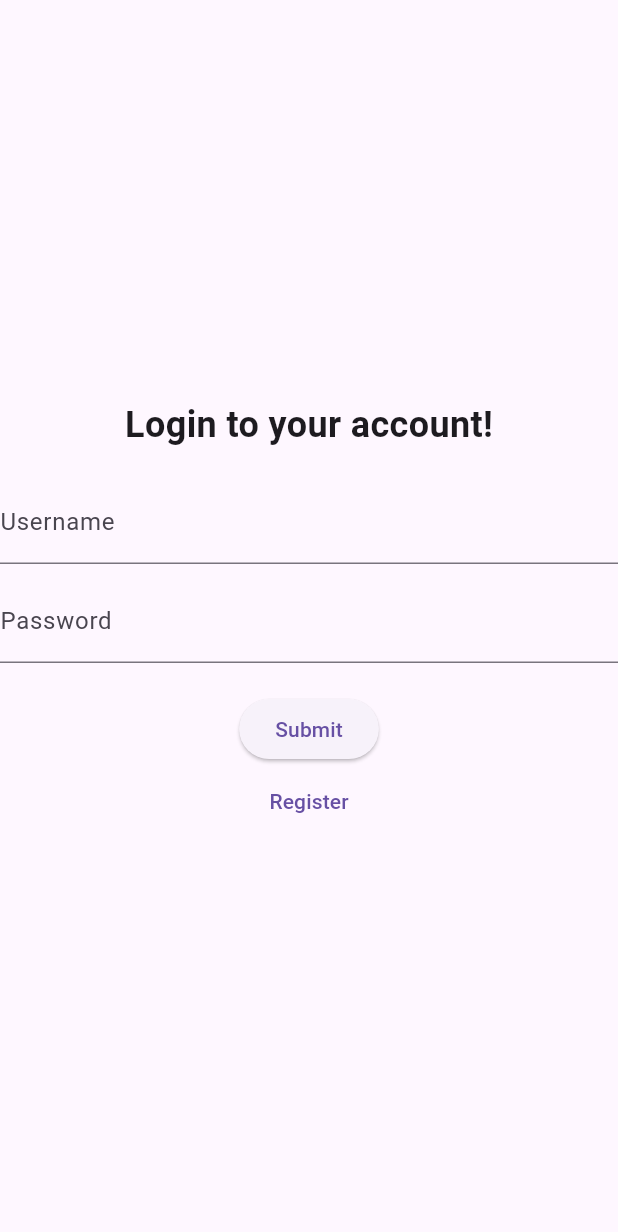
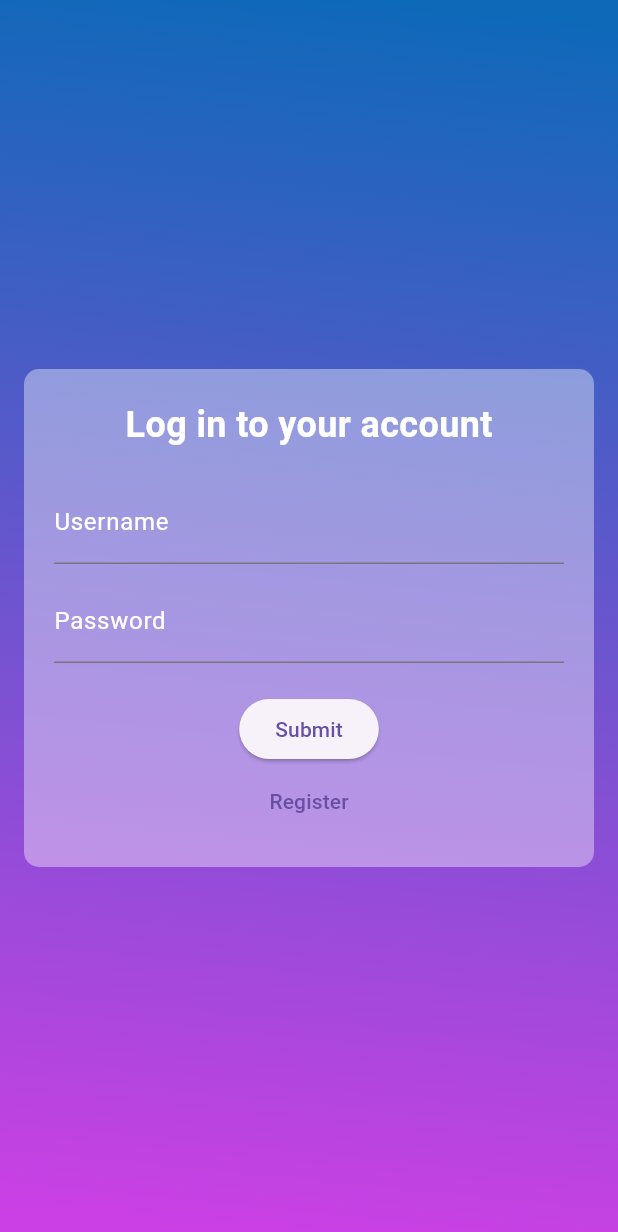
Before and after one commit to panowie-inzynierowie/Inzynierka, a Flutter app: the screen it shows after launch, on a phone screen of 412 x 824 dp. Shown: the top 1232 px of the screen. Run offline on Flutter 3.47's test engine with Material 3 defaults, Android fonts, the light colour scheme and no system bars; our stand-ins replace flutter_dotenv.

Commit message:
refactor: update layout for login page

```diff
--- a/Client/lib/pages/login.dart
+++ b/Client/lib/pages/login.dart
@@ -6,6 +6,7 @@ import 'package:flutter_dotenv/flutter_dotenv.dart';
 import 'package:provider/provider.dart';
 import 'package:inzynierka_client/state/state.dart';
 import 'package:inzynierka_client/pages/home.dart';
+import 'package:inzynierka_client/scaffold.dart';
 
 enum FormType { login, register }
 
@@ -41,6 +42,7 @@ class _LoginPageState extends State<LoginPage> {
       }),
     );
     if (response.statusCode == 200) {
+      if (!mounted) return;
       context.read<AppState>().setUsername(username);
       context
           .read<AppState>()
@@ -73,6 +75,7 @@ class _LoginPageState extends State<LoginPage> {
       }),
     );
     if (response.statusCode == 201) {
+      if (!mounted) return;
       context.read<AppState>().setUsername(username);
       _login();
     } else {
@@ -82,23 +85,35 @@ class _LoginPageState extends State<LoginPage> {
 
   @override
   Widget build(BuildContext context) {
-    return Scaffold(
+    return GradientScaffold(
       body: Center(
+        child: Container(
+          padding: const EdgeInsets.symmetric(horizontal: 20.0, vertical: 20),
+          margin: const EdgeInsets.symmetric(horizontal: 16),
+          decoration: BoxDecoration(
+            color: const Color.fromARGB(100, 255, 255, 255),
+            borderRadius: BorderRadius.circular(10.0),
+          ),
+          child: IntrinsicHeight(
             child: Column(
               mainAxisAlignment: MainAxisAlignment.center,
               children: [
-            const Text(
-              'Login to your account!',
-              style: TextStyle(
+                Text(
+                  currentForm == FormType.login
+                      ? 'Log in to your account'
+                      : 'Create a new account',
+                  style: const TextStyle(
                       fontSize: 24,
                       fontWeight: FontWeight.bold,
-              ),
+                      color: Colors.white),
                 ),
                 const SizedBox(height: 20),
                 TextFormField(
                   decoration: const InputDecoration(
                       labelText: 'Username',
-              ),
+                      labelStyle: TextStyle(color: Colors.white)),
+                  cursorColor: Colors.white,
+                  style: const TextStyle(color: Colors.white),
                   onChanged: (value) {
                     setState(() {
                       username = value;
@@ -109,7 +124,9 @@ class _LoginPageState extends State<LoginPage> {
                 TextFormField(
                   decoration: const InputDecoration(
                       labelText: 'Password',
-              ),
+                      labelStyle: TextStyle(color: Colors.white)),
+                  cursorColor: Colors.white,
+                  style: const TextStyle(color: Colors.white),
                   obscureText: true,
                   onChanged: (value) {
                     setState(() {
@@ -122,7 +139,9 @@ class _LoginPageState extends State<LoginPage> {
                   TextFormField(
                     decoration: const InputDecoration(
                         labelText: 'Confirm Password',
-                ),
+                        labelStyle: TextStyle(color: Colors.white)),
+                    style: const TextStyle(color: Colors.white),
+                    cursorColor: Colors.white,
                     obscureText: true,
                     onChanged: (value) {
                       setState(() {
@@ -144,9 +163,12 @@ class _LoginPageState extends State<LoginPage> {
                 ),
                 TextButton(
                   onPressed: switchForm,
-              child: Text(currentForm == FormType.login ? 'Register' : 'Login'),
+                  child: Text(
+                      currentForm == FormType.login ? 'Register' : 'Login'),
                 ),
               ],
+            ),
+          ),
         ),
       ),
     );
```
Lines whose indentation alone changed are shown as unchanged.
